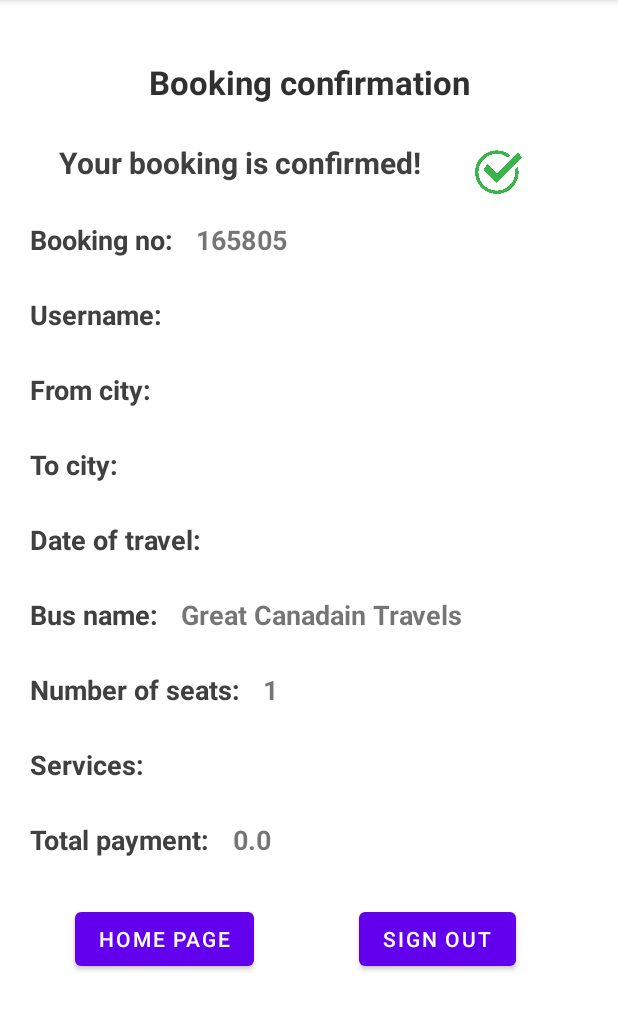
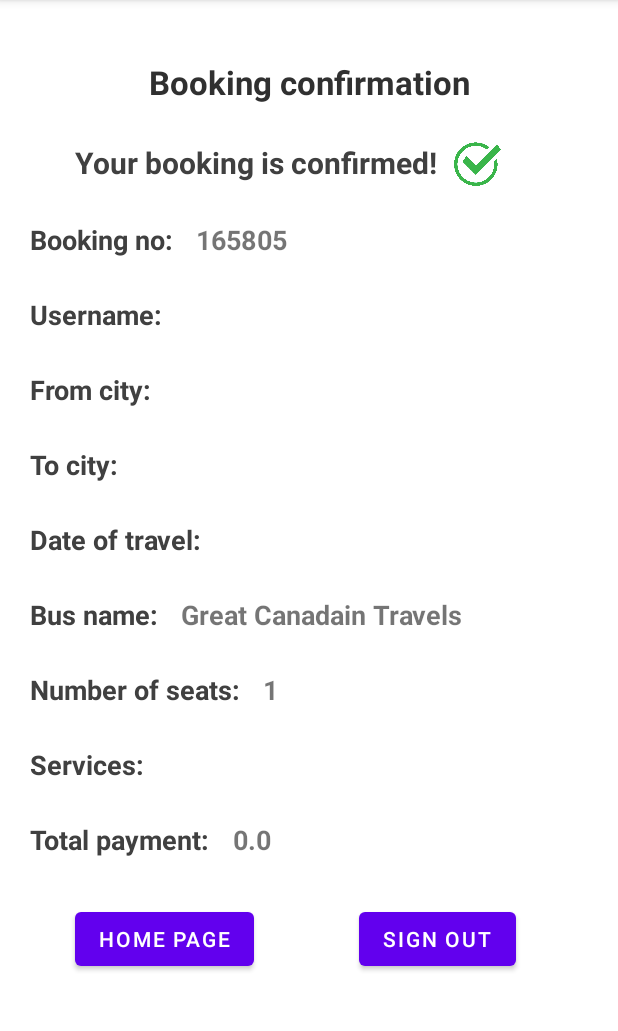
Before and after one commit to sumitdesai1997/androidFinalProject_BusTicketBooking, an Android app: the BookingConfirmation screen opened directly, with no data from a screen before it, on a phone screen of 412 x 824 dp, the part 84-1115 px from its top. Run offline under Robolectric (Android 15) with nearby library versions, the light colour scheme and no system bars.

Commit message:
final UI changes on booking confirmation page

```diff
--- a/app/src/main/java/com/example/androidfinalproject_busbooking/Wallet.java
+++ b/app/src/main/java/com/example/androidfinalproject_busbooking/Wallet.java
@@ -175,9 +175,11 @@ public class Wallet extends AppCompatActivity {
                 }
             } else{
                 if(MainActivity.redirectionFrom.equalsIgnoreCase("Home Page")){
-                    btnHomePage.setVisibility(View.VISIBLE);
+                    Intent intent = new Intent(getBaseContext(), SearchBus.class);
+                    startActivity(intent);
                 } else if(MainActivity.redirectionFrom.equalsIgnoreCase("Booking Page")) {
-                    btnBookingPage.setVisibility(View.VISIBLE);
+                    Intent intent = new Intent(getBaseContext(), BusDetail.class);
+                    startActivity(intent);
                 }
             }
         }
--- a/app/src/main/res/layout/activity_booking_confirmation.xml
+++ b/app/src/main/res/layout/activity_booking_confirmation.xml
@@ -23,7 +23,7 @@
         android:id="@+id/textView17"
         android:layout_width="wrap_content"
         android:layout_height="wrap_content"
-        android:layout_marginStart="39dp"
+        android:layout_marginStart="50dp"
         android:layout_marginTop="25dp"
         android:text="Your booking is confirmed!"
         android:textColor="#404040"
@@ -36,8 +36,8 @@
         android:id="@+id/imageView"
         android:layout_width="40dp"
         android:layout_height="40dp"
-        android:layout_marginStart="30dp"
-        android:layout_marginTop="25dp"
+        android:layout_marginStart="5dp"
+        android:layout_marginTop="20dp"
         app:layout_constraintStart_toEndOf="@+id/textView17"
         app:layout_constraintTop_toBottomOf="@+id/textView16"
         tools:srcCompat="@tools:sample/avatars" />
```
Also changed, not shown: app/src/main/AndroidManifest.xml (+6 -8 lines).
